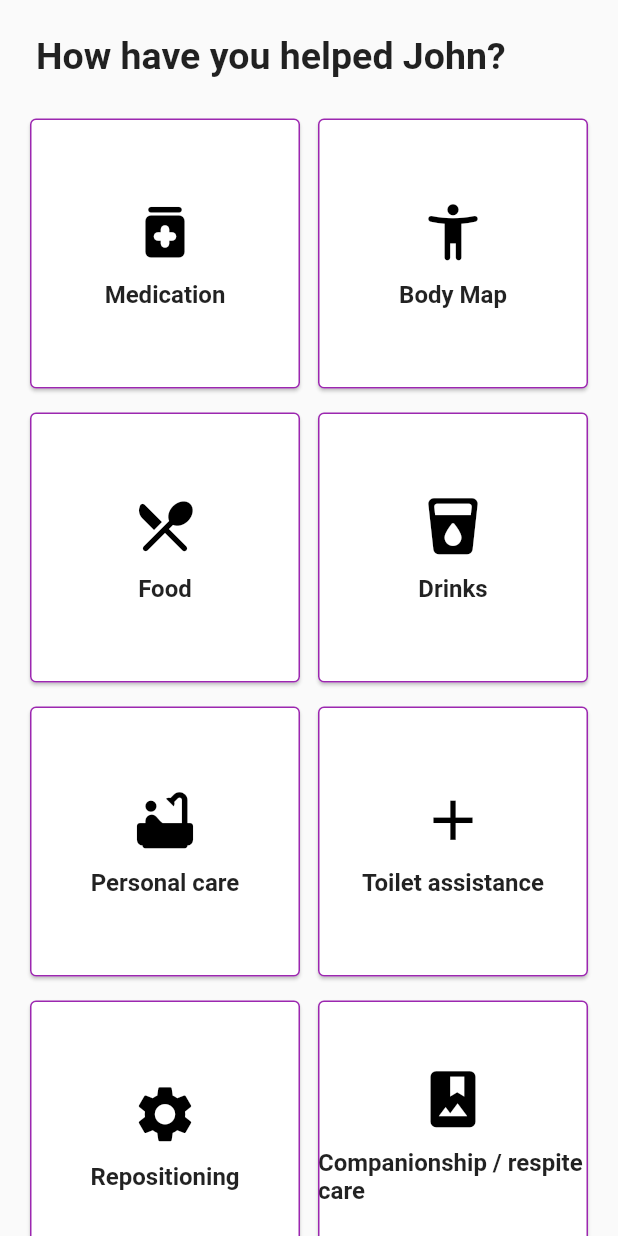
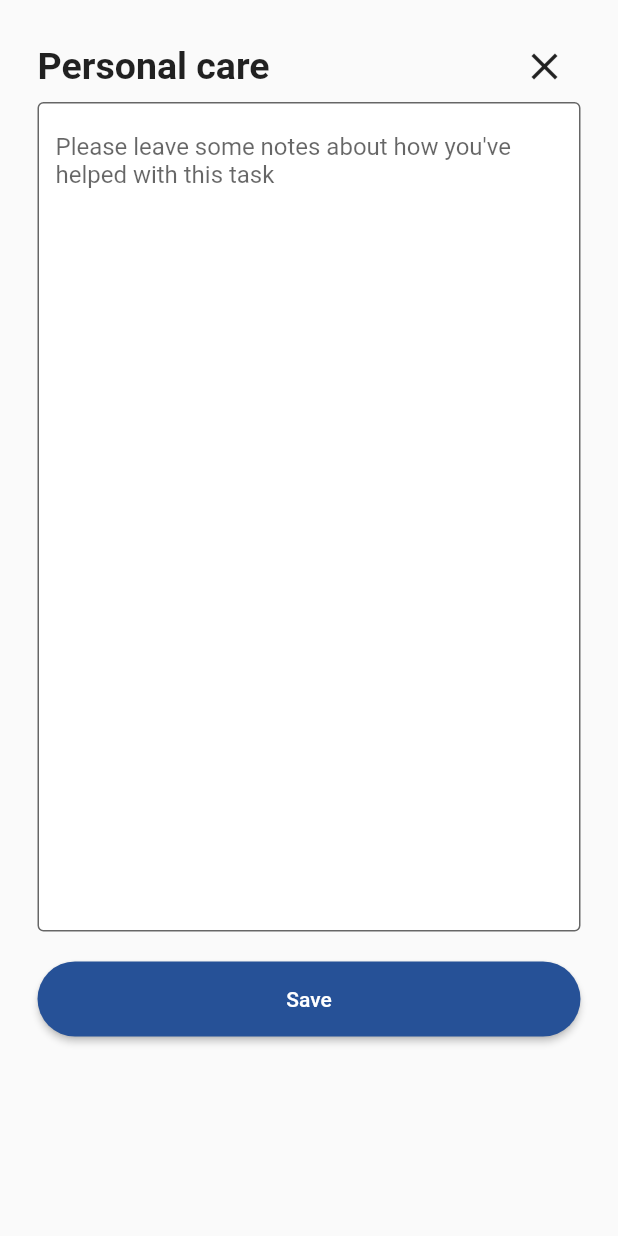
Before and after one commit to Sujithraj22/domiciliary_care, a Flutter app: the screen it shows after launch, on a phone screen of 412 x 824 dp. Run offline on Flutter 3.47's test engine with Material 2 defaults, Android fonts, the phone set to English and light mode, and no system bars; Roboto replaces fonts that are missing (Poppins).

Commit message:
response page created

```diff
--- /dev/null
+++ b/lib/constants/color.dart
@@ -0,0 +1,3 @@
+import 'package:flutter/material.dart';
+
+const themeColor = Color(0xff265197);
--- a/lib/main.dart
+++ b/lib/main.dart
@@ -1,8 +1,15 @@
+import 'package:domiciliary_care/constants/color.dart';
 import 'package:domiciliary_care/screens/home_screen.dart';
+import 'package:domiciliary_care/screens/response_screen.dart';
 import 'package:domiciliary_care/screens/visiting_screen.dart';
 import 'package:flutter/material.dart';
+import 'package:flutter/services.dart';
 
 void main() {
+  SystemChrome.setSystemUIOverlayStyle(SystemUiOverlayStyle(
+    //systemNavigationBarColor: themeColor, // navigation bar color
+    statusBarColor: themeColor, // status bar color
+  ));
   runApp( MyApp());
 }
 
@@ -12,10 +19,11 @@ class MyApp extends StatelessWidget {
   Widget build(BuildContext context) {
 
     return MaterialApp(
+
       debugShowCheckedModeBanner: false,
       theme: ThemeData(fontFamily: 'Poppins', primarySwatch: Colors.blue),
       // color to change 265197
-      home: VisitingScreen(),
+      home: ResponsePage(),
     );
   }
 }
--- /dev/null
+++ b/lib/screens/response_screen.dart
@@ -0,0 +1,71 @@
+import 'package:domiciliary_care/constants/color.dart';
+import 'package:flutter/material.dart';
+
+class ResponsePage extends StatefulWidget {
+  const ResponsePage({Key? key}) : super(key: key);
+
+  @override
+  State<ResponsePage> createState() => _ResponsePageState();
+}
+
+class _ResponsePageState extends State<ResponsePage> {
+  @override
+  Widget build(BuildContext context) {
+    return Scaffold(
+      resizeToAvoidBottomInset: false,
+      body: SafeArea(
+        child: Container(
+          padding: const EdgeInsets.only(left: 25, right: 25),
+          child: Column(
+            children: [
+              SizedBox(height: 20),
+              Row(
+                children: [
+                  const Text(
+                    'Personal care',
+                    style: TextStyle(fontSize: 25, fontWeight: FontWeight.bold),
+                  ),
+                  const Spacer(),
+                  IconButton(
+                    onPressed: () {
+                      // print('close button');
+                    },
+                    icon: const Icon(
+                      Icons.close,
+                      size: 30,
+                    ),
+                  ),
+                ],
+              ),
+              const TextField(
+                keyboardType: TextInputType.text,
+                maxLines: 27,
+                decoration: InputDecoration(
+                  filled: true,
+                  fillColor: Colors.white,
+                  hintText:
+                      'Please leave some notes about how you\'ve helped with this task',
+                  border: OutlineInputBorder(
+                    borderSide: BorderSide(color: Colors.black),
+                  ),
+                ),
+              ),
+              const SizedBox(height: 20),
+              ElevatedButton(
+                style: ElevatedButton.styleFrom(
+                  backgroundColor: themeColor,
+                  minimumSize: const Size.fromHeight(50),
+                  shape: RoundedRectangleBorder(
+                    borderRadius: BorderRadius.circular(25),
+                  ),
+                ),
+                onPressed: () {},
+                child: const Text('Save'),
+              ),
+            ],
+          ),
+        ),
+      ),
+    );
+  }
+}
```
